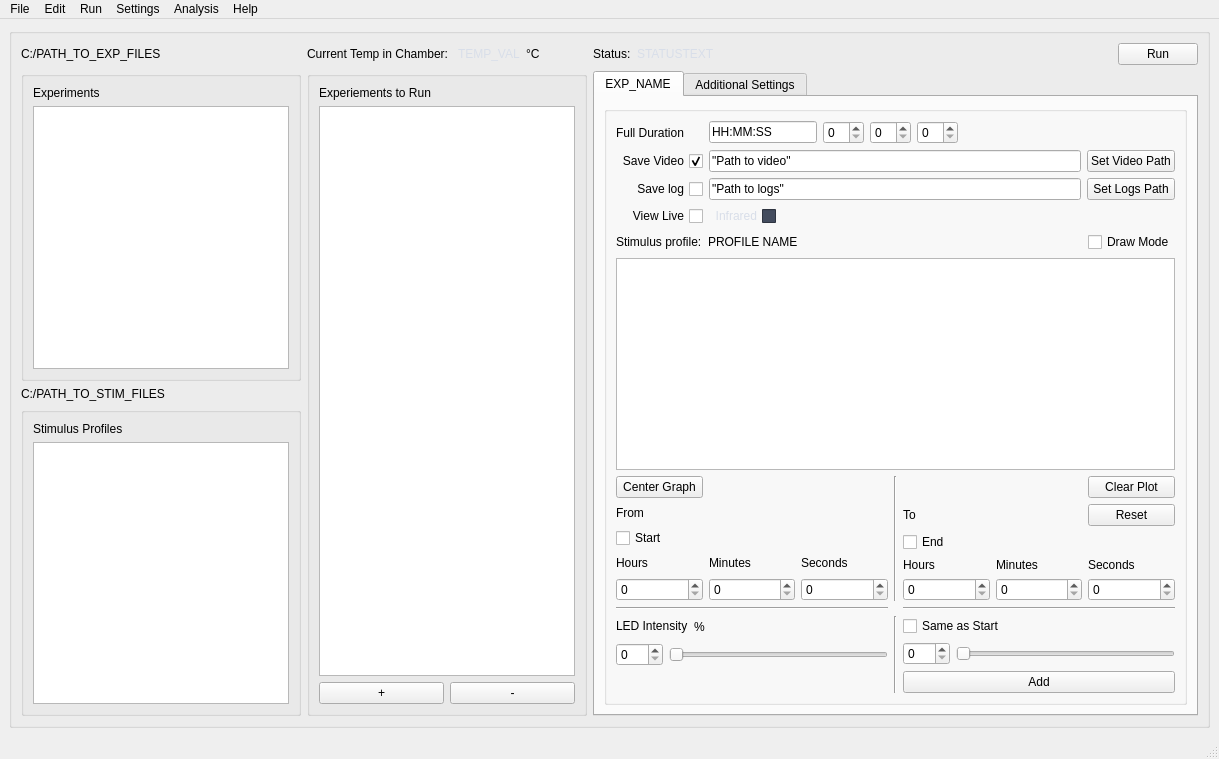
simenfuglestad/CI-VTS, file src/UI/new_design.ui: the form before one commit.
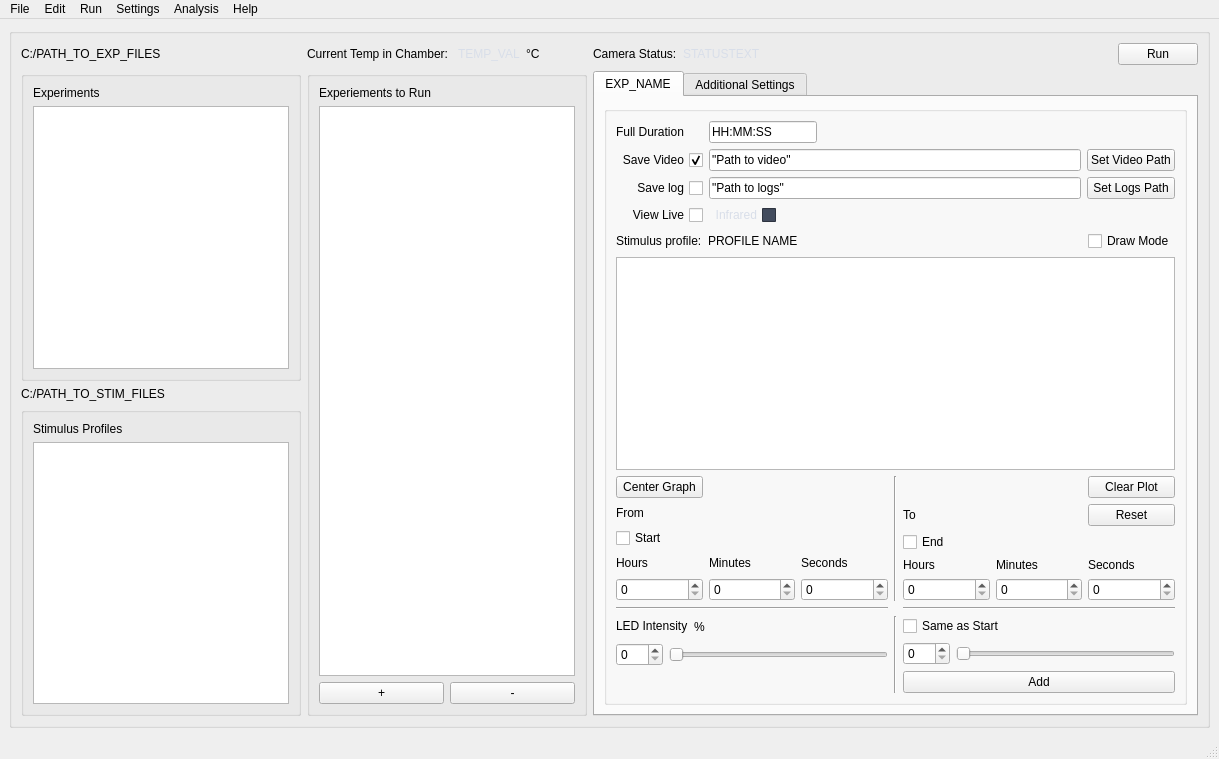
The form after the commit. Custom widgets are drawn as their Qt base class.

Commit message: Reworked camera to enable live view with record, added more features to experiment settings and plotting

```diff
--- a/src/UI/new_design.ui
+++ b/src/UI/new_design.ui
@@ -58,7 +58,7 @@
             </sizepolicy>
            </property>
            <property name="text">
-            <string>Status:</string>
+            <string>Camera Status:</string>
            </property>
           </widget>
          </item>
@@ -923,48 +923,6 @@
                     </property>
                    </widget>
                   </item>
-                  <item>
-                   <widget class="QSpinBox" name="spin_duration_hour">
-                    <property name="sizePolicy">
-                     <sizepolicy hsizetype="Fixed" vsizetype="Fixed">
-                      <horstretch>0</horstretch>
-                      <verstretch>0</verstretch>
-                     </sizepolicy>
-                    </property>
-                    <property name="stepType">
-                     <enum>QAbstractSpinBox::AdaptiveDecimalStepType</enum>
-                    </property>
-                    <property name="displayIntegerBase">
-                     <number>10</number>
-                    </property>
-                   </widget>
-                  </item>
-                  <item>
-                   <widget class="QSpinBox" name="spin_duration_min">
-                    <property name="sizePolicy">
-                     <sizepolicy hsizetype="Fixed" vsizetype="Fixed">
-                      <horstretch>0</horstretch>
-                      <verstretch>0</verstretch>
-                     </sizepolicy>
-                    </property>
-                    <property name="maximum">
-                     <number>59</number>
-                    </property>
-                   </widget>
-                  </item>
-                  <item>
-                   <widget class="QSpinBox" name="spin_duration_sec">
-                    <property name="sizePolicy">
-                     <sizepolicy hsizetype="Fixed" vsizetype="Fixed">
-                      <horstretch>0</horstretch>
-                      <verstretch>0</verstretch>
-                     </sizepolicy>
-                    </property>
-                    <property name="maximum">
-                     <number>59</number>
-                    </property>
-                   </widget>
-                  </item>
                   <item>
                    <spacer name="horizontalSpacer_7">
                     <property name="orientation">
```
The commit also changes 6 other files.
